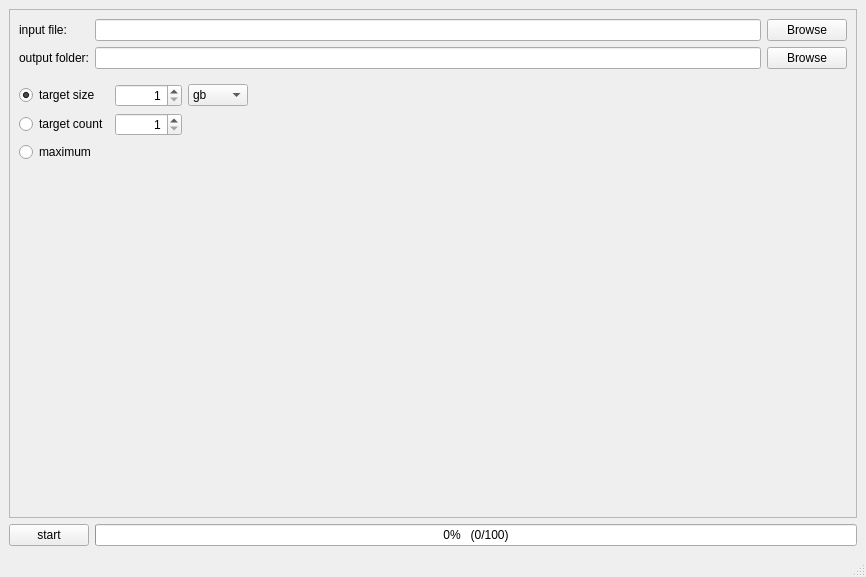
Old version of the form mainwindow.ui in the repository rkc137/spamfile-gui.
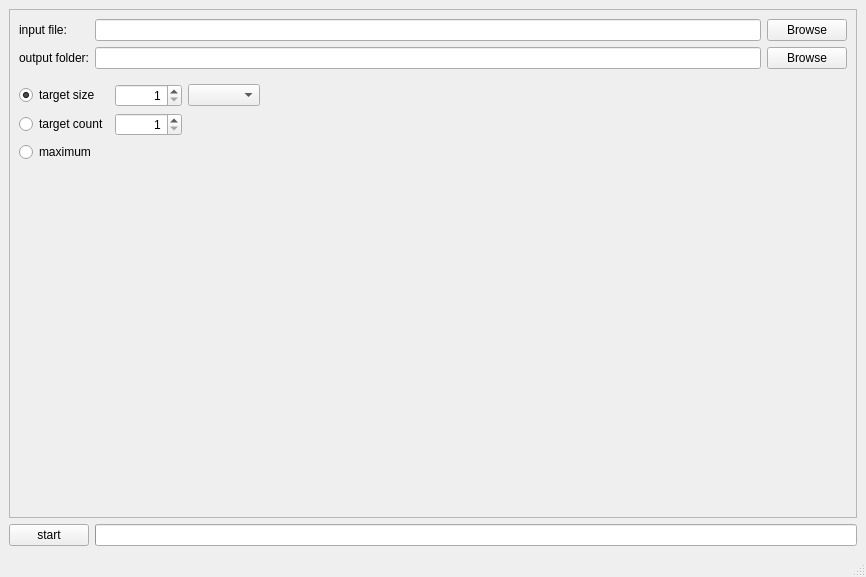
New version of the form.

```diff
--- a/mainwindow.ui
+++ b/mainwindow.ui
@@ -27,9 +27,15 @@
       <property name="enabled">
        <bool>true</bool>
       </property>
-      <property name="value">
+      <property name="minimum">
        <number>0</number>
       </property>
+      <property name="maximum">
+       <number>1</number>
+      </property>
+      <property name="value">
+       <number>-1</number>
+      </property>
       <property name="invertedAppearance">
        <bool>false</bool>
       </property>
@@ -102,31 +108,11 @@
              </size>
             </property>
             <property name="currentText">
-             <string>gb</string>
+             <string/>
             </property>
             <property name="currentIndex">
-             <number>3</number>
+             <number>-1</number>
             </property>
-            <item>
-             <property name="text">
-              <string>b</string>
-             </property>
-            </item>
-            <item>
-             <property name="text">
-              <string>kb</string>
-             </property>
-            </item>
-            <item>
-             <property name="text">
-              <string>mb</string>
-             </property>
-            </item>
-            <item>
-             <property name="text">
-              <string>gb</string>
-             </property>
-            </item>
            </widget>
           </item>
           <item row="1" column="1">
```
Left out of the diff: 2 changed lines with no effect on the pictures.
